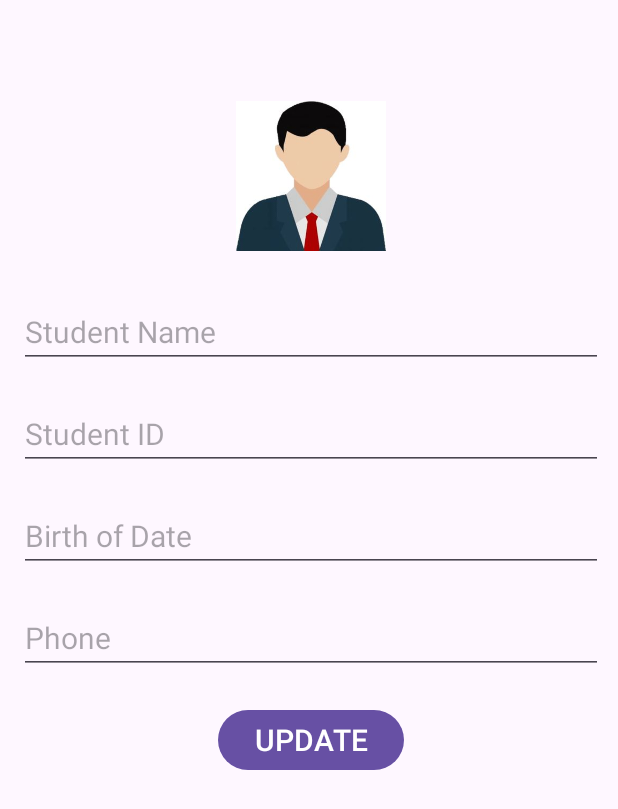
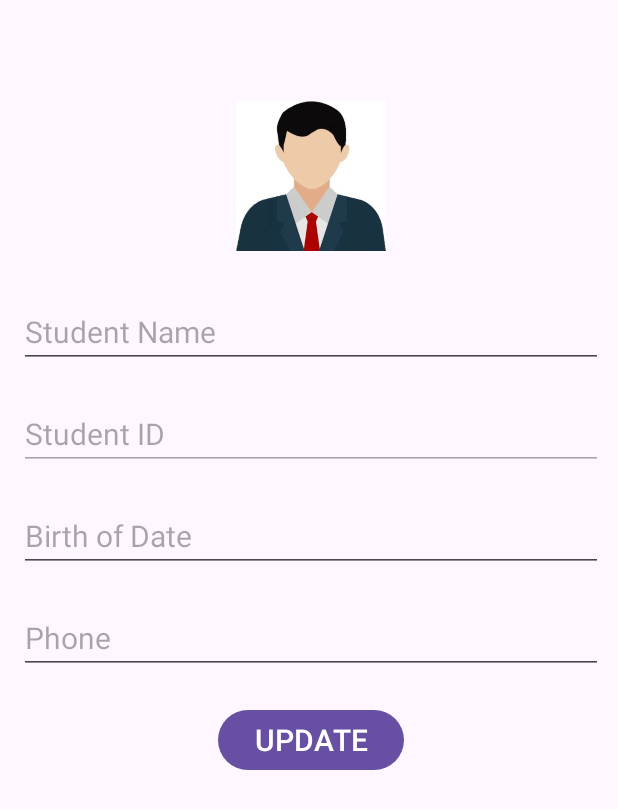
Before and after one commit to Brianowen926/ANMP_Week4tillExWeek6, an Android app: the fragment StudentDetailFragment placed in its activity, on a phone screen of 412 x 824 dp. Shown: the top 809 px of the screen. Run offline under Robolectric (Android 15) with nearby library versions, the phone set to English and light mode, and no system bars; our stand-ins replace Picasso, RxJava, Volley, data binding; network calls fail; pictures from the network do not load; 1 statement that could not run was skipped.

Commit message:
lanjutan W11

```diff
--- a/app/build.gradle.kts
+++ b/app/build.gradle.kts
@@ -2,6 +2,7 @@ plugins {
     id("com.android.application")
     id("org.jetbrains.kotlin.android")
     id("androidx.navigation.safeargs.kotlin")
+    id("kotlin-kapt") //W11
 
 }
 
@@ -11,6 +12,7 @@ android {
 
     buildFeatures{
         viewBinding = true
+        dataBinding = true
     }
 
     defaultConfig {
--- /dev/null
+++ b/app/src/main/java/com/example/studentproject/view/Interface.kt
@@ -0,0 +1,7 @@
+package com.example.studentproject.view
+
+import android.view.View
+
+interface ButtonClickListener{
+    fun onButtonClick(v:View)
+}
--- a/app/src/main/java/com/example/studentproject/view/StudentDetailFragment.kt
+++ b/app/src/main/java/com/example/studentproject/view/StudentDetailFragment.kt
@@ -40,7 +40,8 @@ class StudentDetailFragment : Fragment() {
         val phone = arguments?.getString("phone") //kalo pake argumen di nav
         val id = arguments?.getString("id") //kalo pake argumen di nav
         val bod = arguments?.getString("bod") //kalo pake argumen di nav
-        student = Student(id, name, bod, phone,null)
+        val photo = arguments?.getString("url") //kalo pake argumen di nav
+        student = Student(id, name, bod, phone,photo)
 
         //munculin notifikasi + rxjava
         binding.btnUpdate.setOnClickListener{
@@ -57,12 +58,17 @@ class StudentDetailFragment : Fragment() {
     }
 
     fun obserViewModel(){
+
         viewModel.studentLD.observe(viewLifecycleOwner, Observer {
-            binding.txtName.setText(it.name)
-            binding.txtBOD.setText(it.bod)
-            binding.txtPhone.setText(it.phone)
-            binding.txtId.setText(it.id)
+            binding.student=it
         })
+
+//        viewModel.studentLD.observe(viewLifecycleOwner, Observer {
+//            binding.txtName.setText(it.name)
+//            binding.txtBOD.setText(it.bod)
+//            binding.txtPhone.setText(it.phone)
+//            binding.txtId.setText(it.id)
+//        })
     }
 
 }
--- a/app/src/main/res/layout/fragment_student_detail.xml
+++ b/app/src/main/res/layout/fragment_student_detail.xml
@@ -1,7 +1,15 @@
 <?xml version="1.0" encoding="utf-8"?>
-<FrameLayout xmlns:android="http://schemas.android.com/apk/res/android"
+<layout xmlns:android="http://schemas.android.com/apk/res/android"
     xmlns:app="http://schemas.android.com/apk/res-auto"
-    xmlns:tools="http://schemas.android.com/tools"
+    xmlns:tools="http://schemas.android.com/tools">
+
+    <data>
+        <variable
+            name="student"
+            type="com.example.studentproject.model.Student" />
+    </data>
+
+    <FrameLayout
         android:layout_width="match_parent"
         android:layout_height="match_parent"
         tools:context=".view.StudentDetailFragment">
@@ -13,6 +21,7 @@
 
             <ImageView
                 android:id="@+id/imgProfile"
+                android:imageUrl="@{student.photoUrl}"
                 android:layout_width="100dp"
                 android:layout_height="120dp"
                 android:layout_gravity="center"
@@ -24,6 +33,7 @@
 
             <EditText
                 android:id="@+id/txtName"
+                android:text="@={student.name}"
                 android:layout_width="match_parent"
                 android:layout_height="wrap_content"
                 android:layout_margin="10dp"
@@ -37,6 +47,8 @@
 
             <EditText
                 android:id="@+id/txtId"
+                android:text="@{student.id}"
+                android:enabled="false"
                 android:layout_width="match_parent"
                 android:layout_height="wrap_content"
                 android:layout_margin="10dp"
@@ -50,6 +62,7 @@
 
             <EditText
                 android:id="@+id/txtBOD"
+                android:text="@={student.bod}"
                 android:layout_width="match_parent"
                 android:layout_height="wrap_content"
                 android:layout_margin="10dp"
@@ -63,6 +76,7 @@
 
             <EditText
                 android:id="@+id/txtPhone"
+                android:text="@={student.phone}"
                 android:layout_width="match_parent"
                 android:layout_height="wrap_content"
                 android:layout_margin="10dp"
@@ -88,3 +102,4 @@
                 app:iconSize="20dp" />
         </LinearLayout>
     </FrameLayout>
+</layout>
--- a/app/src/main/res/navigation/main_navigation.xml
+++ b/app/src/main/res/navigation/main_navigation.xml
@@ -30,6 +30,9 @@
             app:argType="string" />
         <argument android:name="bod"
             app:argType="string" />
+        <argument
+            android:name="url"
+            app:argType="string" />
     </fragment>
     <fragment
         android:id="@+id/carListFragment"
```
Also changed, not shown: app/src/main/java/com/example/studentproject/view/BindingAdapter.kt (added, +25 -0 lines), app/src/main/java/com/example/studentproject/view/StudentListAdapter.kt (+49 -26 lines), app/src/main/res/layout/student_list_item.xml (+31 -15 lines). Lines whose indentation alone changed are shown as unchanged.
